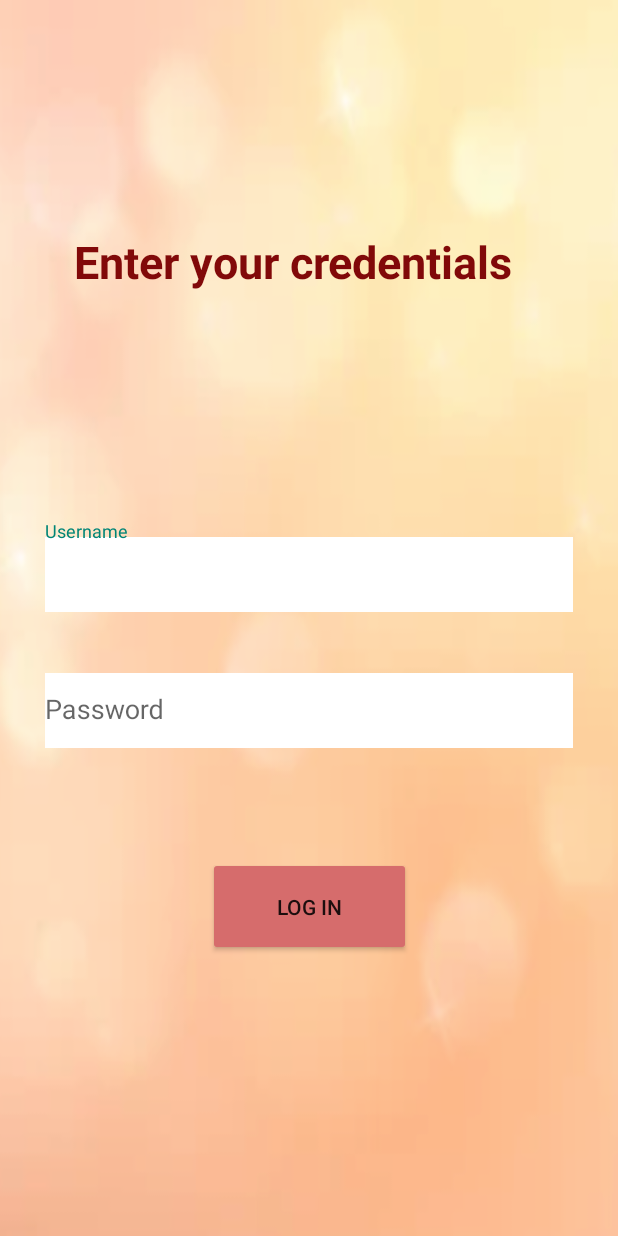
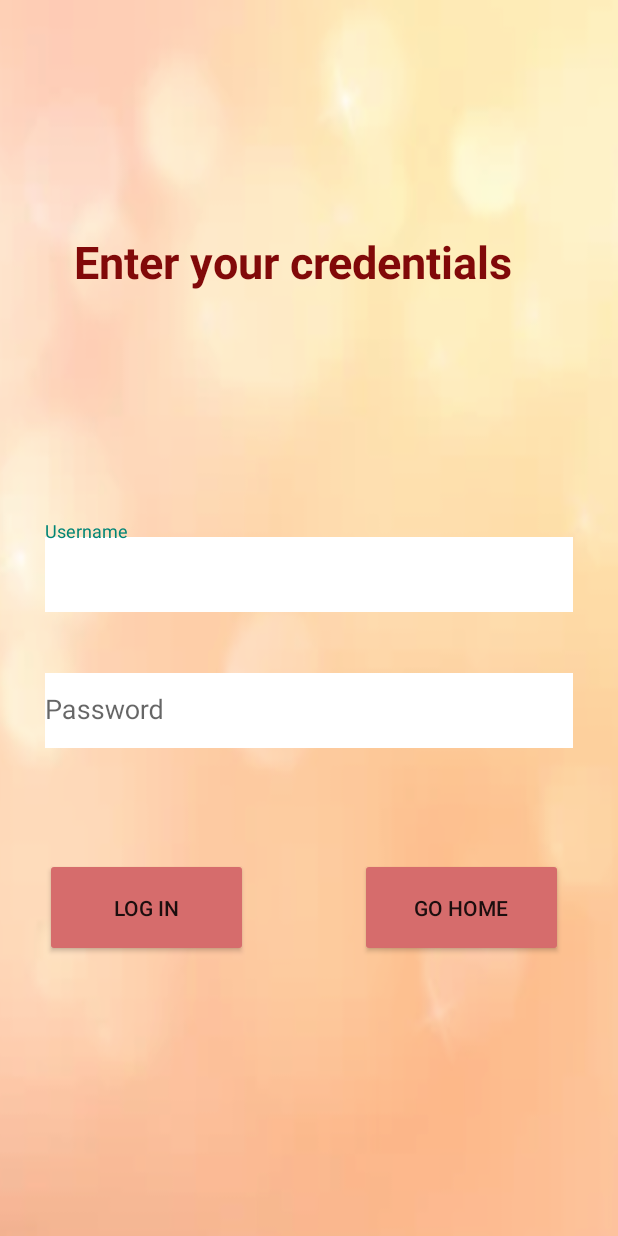
Before and after one commit to AbhinandG/Login-Signup_Android_App, an Android app: the LogIn screen opened directly, with no data from a screen before it, after a tap on "LOG IN", on a phone screen of 412 x 824 dp. Run offline under Robolectric (Android 15) with nearby library versions, the phone set to English and light mode, and no system bars.

```diff
--- a/app/src/main/java/com/example/app_using_jdbc/LogIn.java
+++ b/app/src/main/java/com/example/app_using_jdbc/LogIn.java
@@ -14,6 +14,7 @@ import com.google.android.material.textfield.TextInputEditText;
 import java.sql.Connection;
 import java.sql.DriverManager;
 import java.sql.ResultSet;
+import java.sql.ResultSetMetaData;
 import java.sql.Statement;
 
 import static com.example.app_using_jdbc.MainActivity.pass;
@@ -22,9 +23,9 @@ import static com.example.app_using_jdbc.MainActivity.user;
 
 public class LogIn extends AppCompatActivity {
 
-    Button btn_sublog;
+    Button btn_sublog, btn_gohome;
     TextInputEditText textForUser, textForPass;
-    public String user,pass;
+    public String userz,passz;
     public boolean success;
     @Override
     protected void onCreate(Bundle savedInstanceState) {
@@ -32,26 +33,36 @@ public class LogIn extends AppCompatActivity {
         setContentView(R.layout.activity_log_in);
 
         btn_sublog=findViewById(R.id.btn_sublog);
-        textForUser=findViewById(R.id.user);
-        textForPass=findViewById(R.id.pass);
+        textForUser=findViewById(R.id.userz);
+        textForPass=findViewById(R.id.passz);
+        btn_gohome=findViewById(R.id.btn_gohome);
+
+        btn_gohome.setOnClickListener(new View.OnClickListener() {
+            @Override
+            public void onClick(View view) {
+                Intent intw=new Intent(LogIn.this, MainActivity.class);
+                startActivity(intw);
+            }
+        });
 
         btn_sublog.setOnClickListener(new View.OnClickListener() {
             @Override
             public void onClick(View view) {
                 success=false;
-                user=String.valueOf(textForUser.getText());
-                pass=String.valueOf(textForPass.getText());
-                ConnectMySQLs connectMySqlzz = new ConnectMySQLs();
+                userz=String.valueOf(textForUser.getText());
+                passz=String.valueOf(textForPass.getText());
+                ConnectMySQL connectMySqlzz = new ConnectMySQL();
                 connectMySqlzz.execute("");
 
             }
         });
     }
 
-    public class ConnectMySQLs extends AsyncTask<String,Void,String>
+    private class ConnectMySQL extends AsyncTask<String,Void,String>
     {
 
-        String res="";
+        String resz="";
+
 
         @Override
         protected void onPreExecute() {
@@ -64,37 +75,45 @@ public class LogIn extends AppCompatActivity {
         @Override
         protected String doInBackground(String... params) {
 
-            res="";
             try {
+                resz="";
                 Class.forName("com.mysql.jdbc.Driver");
                 Connection con= DriverManager.getConnection(url,user,pass);
                 System.out.println("Database connection success!");
 
-                String result="Database connection successful\n";
+                String result="";
                 Statement st=con.createStatement();
 
-                ResultSet rs=st.executeQuery("SELECT * FROM info_users_table WHERE USERNAME="+user+"AND PASSWORD="+pass);
-                if(rs.next())
+                ResultSet rs=st.executeQuery("SELECT * FROM `info_users_table` WHERE `USERNAME` LIKE '"+userz+"' AND `PASSWORD` LIKE '"+passz+"'");
+
+                ResultSetMetaData rsmd = rs.getMetaData();
+                while(rs.next())
                 {
                     success=true;
+                    result+=rs.getString(1).toString();
                 }
-                res=result;
+                resz=result;
             } catch(Exception e)
             {
                 e.printStackTrace();
-                res=e.toString();
+                resz=e.toString();
             }
-            return res;
+            return resz;
 
         }
 
         @Override
         protected void onPostExecute(String s) {
-            super.onPostExecute(s);
-            if(success)
+            System.out.println(s);
+            super.onPreExecute();
+            if(success==true)
             {
                 System.out.println("Account exists!!");
-                Toast.makeText(LogIn.this, "Login Successful!", Toast.LENGTH_SHORT).show();
+                Toast.makeText(LogIn.this, "Login Successful! Welcome back "+s, Toast.LENGTH_SHORT).show();
+            }
+            else
+            {
+                Toast.makeText(LogIn.this, "Invalid credentials!!", Toast.LENGTH_SHORT).show();
             }
         }
     }
--- a/app/src/main/res/layout/activity_log_in.xml
+++ b/app/src/main/res/layout/activity_log_in.xml
@@ -35,7 +35,7 @@
         app:layout_constraintStart_toStartOf="parent">
 
         <com.google.android.material.textfield.TextInputEditText
-            android:id="@+id/user"
+            android:id="@+id/userz"
             android:layout_width="match_parent"
             android:layout_height="50dp"
             android:background="#FFFFFF"
@@ -58,7 +58,7 @@
         app:layout_constraintTop_toBottomOf="@+id/textForUser">
 
         <com.google.android.material.textfield.TextInputEditText
-            android:id="@+id/pass"
+            android:id="@+id/passz"
             android:layout_width="match_parent"
             android:layout_height="50dp"
             android:background="#FFFFFF"
@@ -75,9 +75,23 @@
         app:backgroundTint="#D66C6C"
         app:layout_constraintBottom_toBottomOf="parent"
         app:layout_constraintEnd_toEndOf="parent"
+        app:layout_constraintHorizontal_bias="0.108"
         app:layout_constraintStart_toStartOf="parent"
         app:layout_constraintTop_toBottomOf="@+id/textForPass"
-        app:layout_constraintVertical_bias="0.281" />
+        app:layout_constraintVertical_bias="0.283" />
+
+    <Button
+        android:id="@+id/btn_gohome"
+        android:layout_width="135dp"
+        android:layout_height="66dp"
+        android:text="Go Home"
+        app:backgroundTint="#D66C6C"
+        app:layout_constraintBottom_toBottomOf="parent"
+        app:layout_constraintEnd_toEndOf="parent"
+        app:layout_constraintHorizontal_bias="0.673"
+        app:layout_constraintStart_toEndOf="@+id/btn_sublog"
+        app:layout_constraintTop_toBottomOf="@+id/textForPass"
+        app:layout_constraintVertical_bias="0.283" />
 
 
 </androidx.constraintlayout.widget.ConstraintLayout>
```
